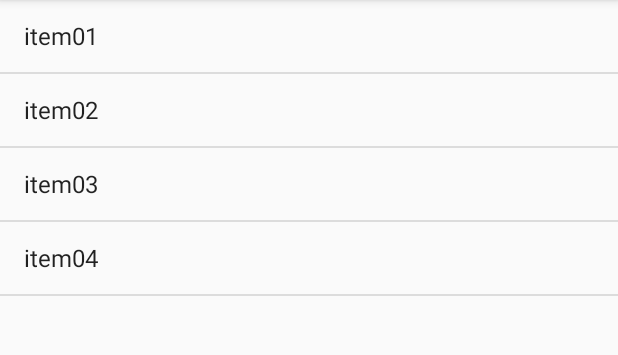
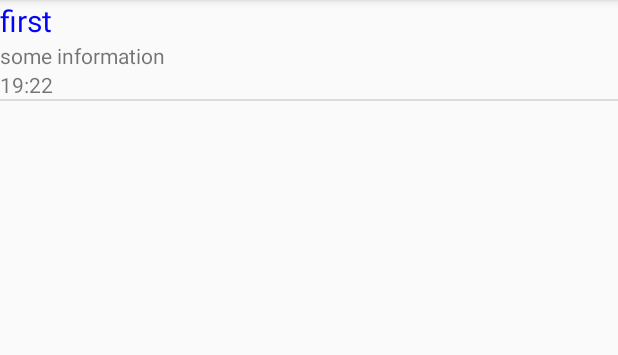
Before and after one commit to Dmitry7393/CyberSafeEncryption, an Android app: the fragment MyDialogFragment shown on its own in the app's theme, on a phone screen of 412 x 824 dp, the part 84-439 px from its top. Run offline under Robolectric (Android 15) with nearby library versions, the phone set to English and light mode, and no system bars; 1 statement that could not run was skipped.

Commit message:
DialogFragment with list of notes works now

```diff
--- a/app/src/main/java/encryption/com/cybersafeencryption/Dialog1.java
+++ b/app/src/main/java/encryption/com/cybersafeencryption/Dialog1.java
@@ -2,19 +2,17 @@ package encryption.com.cybersafeencryption;
 
 
 import android.app.DialogFragment;
-import android.content.DialogInterface;
 import android.os.Bundle;
 import android.util.Log;
 import android.view.LayoutInflater;
 import android.view.View;
 import android.view.View.OnClickListener;
 import android.view.ViewGroup;
-import android.widget.Button;
 import android.widget.EditText;
 
 public class Dialog1 extends DialogFragment implements OnClickListener {
 
-    final String LOG_TAG = "myLogs";
+    final String LOG_TAG = "myLogs1";
     EditText titleNote;
     EditText note;
     public View onCreateView(LayoutInflater inflater, ViewGroup container,
--- a/app/src/main/java/encryption/com/cybersafeencryption/EncryptTextActivity.java
+++ b/app/src/main/java/encryption/com/cybersafeencryption/EncryptTextActivity.java
@@ -88,13 +88,7 @@ public class EncryptTextActivity extends AppCompatActivity  implements View.OnCl
                 dlg1.show(getFragmentManager(), "dlg1");
                 break;
             case R.id.button_watch_all_notes:
-              /*  FragmentListView fragmentListView = new FragmentListView();
-                Log.d("MMMMM", "Open new note");
-                FragmentTransaction ft = getFragmentManager().beginTransaction();
-                ft.add(R.id.fragment_view_notes, fragmentListView);
-                ft.commit();*/
                 FragmentManager manager = getFragmentManager();
-
                 MyDialogFragment dialog = new MyDialogFragment();
                 dialog.show(manager, "dialog");
                 break;
--- a/app/src/main/java/encryption/com/cybersafeencryption/MyDialogFragment.java
+++ b/app/src/main/java/encryption/com/cybersafeencryption/MyDialogFragment.java
@@ -13,11 +13,14 @@ import android.widget.ArrayAdapter;
 import android.widget.ListView;
 import android.widget.Toast;
 
+import java.util.ArrayList;
+import java.util.List;
+
 public class MyDialogFragment extends DialogFragment implements
         OnItemClickListener {
 
     String[] listitems = { "item01", "item02", "item03", "item04" };
-
+    List<Note> mListNotes;
     ListView mylist;
 
     @Override
@@ -36,10 +39,18 @@ public class MyDialogFragment extends DialogFragment implements
 
         super.onActivityCreated(savedInstanceState);
 
-        ArrayAdapter<String> adapter = new ArrayAdapter<String>(getActivity(),
-                android.R.layout.simple_list_item_1, listitems);
+      //  ArrayAdapter<String> adapter = new ArrayAdapter<String>(getActivity(),
+        //        android.R.layout.simple_list_item_1, listitems);
+        mListNotes = new ArrayList<>();
+        Note myNote = new Note();
+        myNote.setTitleNote("first");
+        myNote.setNote("some information");
+        myNote.setDate("19:22");
 
-        mylist.setAdapter(adapter);
+        mListNotes.add(myNote);
+        ListNotesViewAdapter customAdapter = new ListNotesViewAdapter(getActivity().getApplicationContext(), R.layout.item_notes, mListNotes);
+
+        mylist.setAdapter(customAdapter);
 
         mylist.setOnItemClickListener(this);
 
--- a/app/src/main/res/layout/activity_encrypt_text.xml
+++ b/app/src/main/res/layout/activity_encrypt_text.xml
@@ -88,10 +88,4 @@
         android:layout_marginTop="50dp"
         android:text="Все заметки"
         android:id="@+id/button_watch_all_notes" />
-
-    <fragment android:name="encryption.com.cybersafeencryption.FragmentListView"
-        android:id="@+id/fragment_view_notes"
-        android:layout_weight="2"
-        android:layout_width="0dp"
-        android:layout_height="match_parent" />
 </LinearLayout>
--- a/app/src/main/res/layout/fragment_listview.xml
+++ b/app/src/main/res/layout/fragment_listview.xml
@@ -8,7 +8,7 @@
         android:layout_height="wrap_content"
         android:text="dfgfdhggdfh"/>
     <ListView
-        android:id="@+id/list_view"
+        android:id="@+id/list_viewFragment"
         android:layout_width="match_parent"
         android:layout_height="match_parent"
         android:padding="8dp"
--- a/app/src/main/res/layout/item_notes.xml
+++ b/app/src/main/res/layout/item_notes.xml
@@ -5,7 +5,11 @@
     <TextView
         android:layout_width="match_parent"
         android:layout_height="wrap_content"
+        android:textSize="20sp"
+        android:textColor="@color/colorTitleNote"
+        android:layout_centerVertical="true"
         android:id="@+id/txt_view_title_note"/>
+
         <TextView
             android:layout_width="match_parent"
             android:layout_height="wrap_content"
@@ -15,4 +19,5 @@
             android:layout_height="wrap_content"
             android:id="@+id/txt_view_date"/>
 
+
 </LinearLayout>
--- a/app/src/main/res/values/colors.xml
+++ b/app/src/main/res/values/colors.xml
@@ -3,4 +3,5 @@
     <color name="colorPrimary">#3F51B5</color>
     <color name="colorPrimaryDark">#303F9F</color>
     <color name="colorAccent">#FF4081</color>
+    <color name="colorTitleNote">#0303f7</color>
 </resources>
```
Also changed, not shown: app/src/main/java/encryption/com/cybersafeencryption/FragmentListView.java (deleted, +0 -35 lines). Lines whose indentation alone changed are shown as unchanged.
